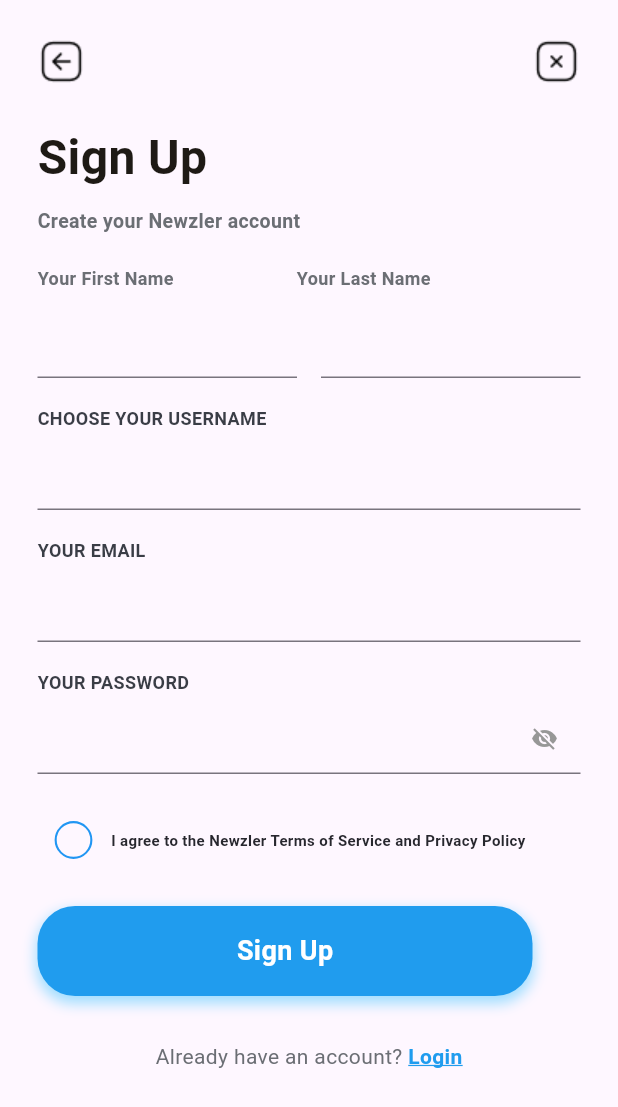
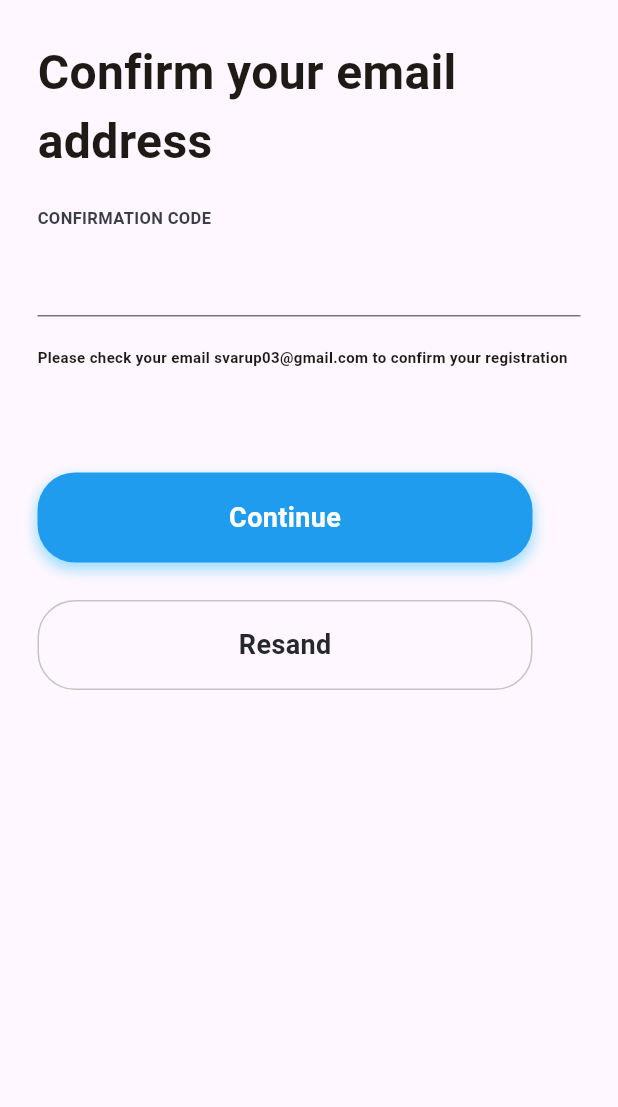
Before and after one commit to MuhammadAmirKhan-57/newzler_app, a Flutter app: the SignUpScreen screen opened directly, after a tap on "Sign Up", on a phone screen of 412 x 824 dp. Shown: the top 1107 px of the screen. Run offline on Flutter 3.47's test engine with Material 3 defaults, Android fonts, the phone set to English and light mode, and no system bars; our stand-ins replace smooth_page_indicator.

Commit message:
Confirm Screen

```diff
--- a/lib/auth/signup_screen.dart
+++ b/lib/auth/signup_screen.dart
@@ -1,4 +1,5 @@
 import 'package:flutter/material.dart';
+import 'package:newzler_app/confirm/confirm_screen.dart';
 import 'package:newzler_app/provider/theme_provider.dart';
 import 'package:newzler_app/view/onBoarding/onboarding_screen.dart';
 import 'package:newzler_app/widgets/custom_button.dart';
@@ -271,7 +272,8 @@
                       color: Colors.lightBlueAccent.withValues(alpha: 0.5),
                     ),
                   ],
-                  onTap: (){},
+                  onTap: () => Navigator.push(context, MaterialPageRoute(builder: (context) => ConfirmScreen())),
+
                 ),
                 SizedBox(height: 30),
                 Row(
@@ -284,7 +286,7 @@
                       ),
                     ),
                     GestureDetector(
-                      onTap: () {},
+                      onTap: () => Navigator.push(context, MaterialPageRoute(builder: (context) => ConfirmScreen())),
                       child: Text(
                         'Login',
                         style: TextStyle(
--- /dev/null
+++ b/lib/confirm/confirm_screen.dart
@@ -0,0 +1,98 @@
+import 'package:flutter/material.dart';
+import 'package:newzler_app/provider/theme_provider.dart';
+import 'package:newzler_app/widgets/custom_button.dart';
+import 'package:provider/provider.dart';
+
+class ConfirmScreen extends StatelessWidget {
+  ConfirmScreen({super.key});
+
+  final TextEditingController _confPass = TextEditingController();
+
+  @override
+  Widget build(BuildContext context) {
+    final isDarkTheme = Provider.of<ThemeProvider>(context).selectedTheme == 'Night';
+    return Scaffold(
+      body: SafeArea(
+        child: Padding(
+          padding: EdgeInsets.all(25.0),
+          child: SingleChildScrollView(
+            child: Column(
+              crossAxisAlignment: CrossAxisAlignment.start,
+              children: [
+                Text(
+                  'Confirm your email address',
+                  style: TextStyle(
+                    fontSize: 32,
+                    fontWeight: FontWeight.w600,
+                    color: isDarkTheme ? Colors.white : Color(0xff1E1A15),
+                  ),
+                ),
+                SizedBox(height: 20),
+                Text(
+                  'CONFIRMATION CODE',
+                  style: TextStyle(
+                    fontSize: 11,
+                    fontWeight: FontWeight.w700,
+                    color: isDarkTheme ? Colors.white : Color(0xff3A3D46),
+                  ),
+                ),
+                SizedBox(height: 10),
+                TextField(
+                  style: TextStyle(
+                    fontWeight: FontWeight.bold,
+                    color: isDarkTheme ? Colors.white : Color(0xff35312C),
+                    letterSpacing: 5,
+                  ),
+                  controller: _confPass,
+                  decoration: const InputDecoration(
+                    isDense: true,
+                    contentPadding: EdgeInsets.symmetric(
+                      vertical: 12,
+                      horizontal: 8,
+                    ),
+                  ),
+                ),
+                SizedBox(height: 20),
+                Text(
+                  'Please check your email svarup03@gmail.com to confirm your registration',
+                  style: TextStyle(
+                    fontSize: 10,
+                    fontWeight: FontWeight.w700,
+                    color: isDarkTheme ? Colors.white : Color(0xff1E1A15),
+                  ),
+                ),
+                SizedBox(height: 70),
+                 CustomButton(
+                  color: Color.fromRGBO(32, 156, 238, 1),
+                  text: 'Continue',
+                  borderRadius: BorderRadius.circular(25),
+                  boxShadow: [
+                    BoxShadow(
+                      blurRadius: 7,
+                      spreadRadius: 1,
+                      offset: Offset(0, 4),
+                      color: Colors.lightBlueAccent.withValues(alpha: 0.5),
+                    )
+                  ],
+                  onTap: () {},
+                  textColor: Color(0xffFFFFFF),
+                ),
+                  SizedBox(height: 25),
+                  CustomButton(
+                    text: 'Resand',
+                    color: Colors.transparent,
+                    textColor: isDarkTheme ? Colors.white : Color(0xff27272E),
+                    borderRadius: BorderRadius.circular(25),
+                    border: Border.all(
+                      color: Color(0xffC4C4C4),
+                    ),
+                    onTap: () => Navigator.pop(context),
+                    )
+              ],
+            ),
+          ),
+        ),
+      ),
+    );
+  }
+}
```
